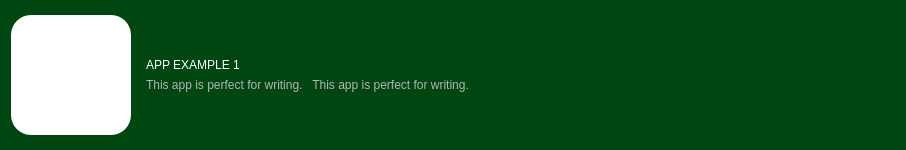
Old version of the form Views/AppView/appview.ui in the repository frknrnn/Qt_AppStore.
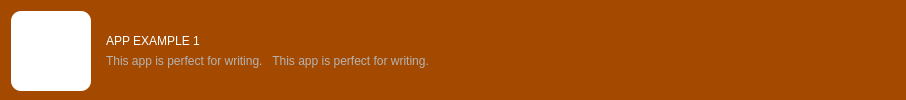
New version of the form.

Patch:
```diff
--- a/Views/AppView/appview.ui
+++ b/Views/AppView/appview.ui
@@ -7,19 +7,19 @@
     <x>0</x>
     <y>0</y>
     <width>906</width>
-    <height>150</height>
+    <height>100</height>
    </rect>
   </property>
   <property name="minimumSize">
    <size>
     <width>400</width>
-    <height>150</height>
+    <height>100</height>
    </size>
   </property>
   <property name="maximumSize">
    <size>
     <width>16777215</width>
-    <height>150</height>
+    <height>100</height>
    </size>
   </property>
   <property name="cursor">
@@ -30,8 +30,8 @@
   </property>
   <property name="styleSheet">
    <string notr="true">QFrame{
-background-color: rgb(0, 70, 16);
-border-radius:20px;
+background-color: rgb(164, 73, 0);
+border-radius:10px;
 }
 
 QFrame::hover{
@@ -45,14 +45,14 @@
     <widget class="QLabel" name="label_iconFrame">
      <property name="minimumSize">
       <size>
-       <width>120</width>
-       <height>120</height>
+       <width>80</width>
+       <height>80</height>
       </size>
      </property>
      <property name="maximumSize">
       <size>
-       <width>120</width>
-       <height>120</height>
+       <width>80</width>
+       <height>80</height>
       </size>
      </property>
      <property name="styleSheet">
@@ -68,13 +68,13 @@
      <property name="minimumSize">
       <size>
        <width>250</width>
-       <height>120</height>
+       <height>80</height>
       </size>
      </property>
      <property name="maximumSize">
       <size>
        <width>16777215</width>
-       <height>120</height>
+       <height>80</height>
       </size>
      </property>
      <property name="styleSheet">
```
Left out of the diff: 4 changed lines with no effect on the pictures.
